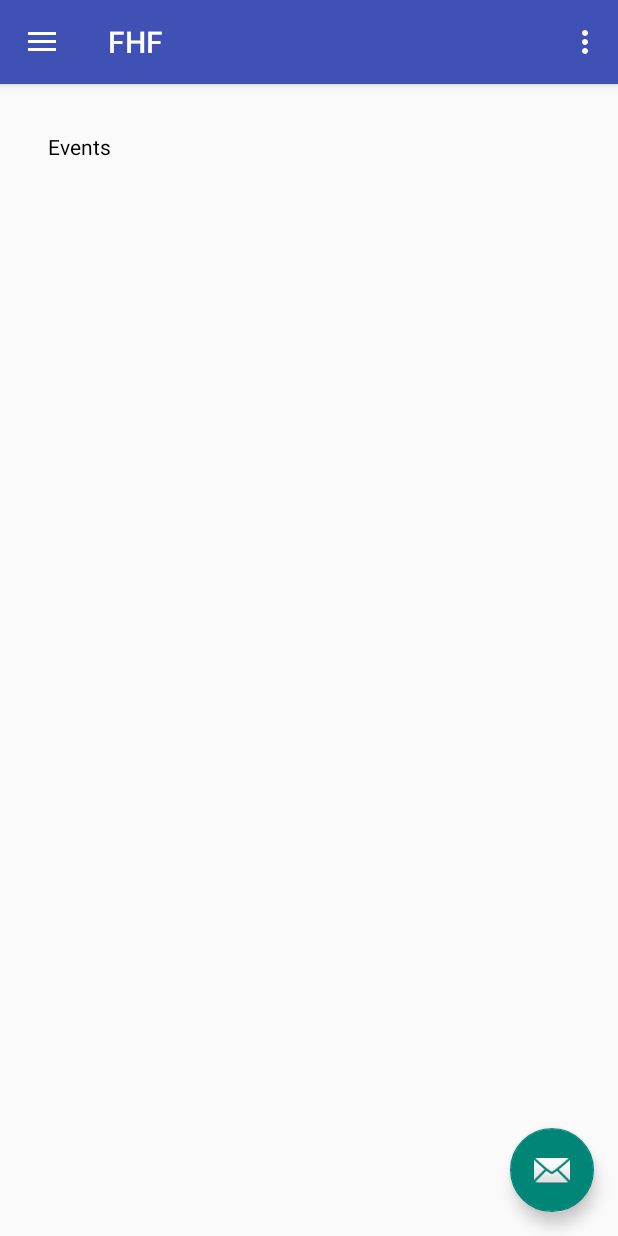
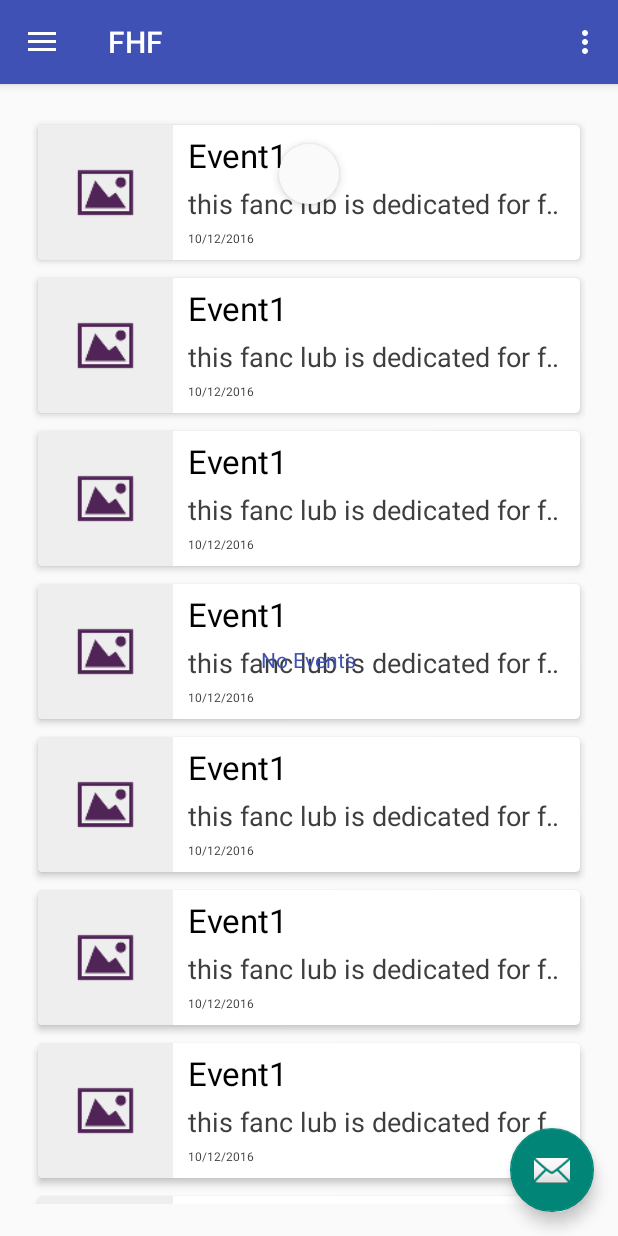
Before and after one commit to kbabulrao/FHF, an Android app: the fragment EventsFragment placed in its activity, on a phone screen of 412 x 824 dp. Run offline under Robolectric (Android 15) with nearby library versions, the phone set to English and light mode, and no system bars; our stand-ins replace Volley.

Commit message:
added events screen changes.

```diff
--- a/app/build.gradle
+++ b/app/build.gradle
@@ -34,4 +34,9 @@ dependencies {
     compile 'com.google.android.gms:play-services:8.3.0'
     compile 'com.squareup.picasso:picasso:2.5.2'
     compile 'de.hdodenhof:circleimageview:1.3.0'
+
+    compile 'com.android.support:appcompat-v7:25.1.0'
+    compile 'com.android.support:design:25.1.0'
+    compile 'com.android.support:recyclerview-v7:25.1.0'
+    compile 'com.android.support:cardview-v7:25.1.0'
 }
--- a/app/src/main/java/com/fhf/activities/SignInActivity.java
+++ b/app/src/main/java/com/fhf/activities/SignInActivity.java
@@ -84,6 +84,7 @@ public class SignInActivity extends BaseActivity implements CommunicationListene
         @Override
         public void onReceive(Context context, Intent intent) {
             unRegisterSignInServiceResultReceiver();
+            if (!isFinishing()) {
                 if (progressDlg != null && progressDlg.isShowing()) {
                     progressDlg.dismiss();
                 }
@@ -97,6 +98,7 @@ public class SignInActivity extends BaseActivity implements CommunicationListene
                     VolleyError volleyError = new VolleyError(intent.getStringExtra(AppConstants.ERROR_TEXT));
                     Utils.showSnackBarWithoutAction(SignInActivity.this, toolbar, volleyError);
 //                Toast.makeText(SignInActivity.this, intent.getStringExtra(AppConstants.ERROR_TEXT), Toast.LENGTH_SHORT).show();
+                }
             }
         }
     }
--- /dev/null
+++ b/app/src/main/java/com/fhf/adapters/EventsAdapter.java
@@ -0,0 +1,79 @@
+package com.fhf.adapters;
+
+import android.content.Context;
+import android.support.v7.widget.RecyclerView;
+import android.view.LayoutInflater;
+import android.view.View;
+import android.view.ViewGroup;
+
+import com.fhf.R;
+import com.fhf.adapters.holders.EventsHolder;
+import com.fhf.adapters.holders.LoadingViewHolder;
+
+import java.util.ArrayList;
+
+/**
+ * Created by santosh on 3/8/2017.
+ */
+
+public class EventsAdapter extends RecyclerView.Adapter<RecyclerView.ViewHolder> {
+    private final int VIEW_TYPE_ITEM = 0;
+    private final int VIEW_TYPE_LOADING = 1;
+    private ArrayList<String> eventsArray;
+    private Context context;
+    boolean isDataOver;
+
+    public EventsAdapter(Context context) {
+        this.context = context;
+    }
+
+    @Override
+    public int getItemViewType(int position) {
+        return VIEW_TYPE_ITEM;
+//        return eventsArray.get(position) == null ? VIEW_TYPE_LOADING : VIEW_TYPE_ITEM;
+    }
+
+    @Override
+    public RecyclerView.ViewHolder onCreateViewHolder(ViewGroup parent, int viewType) {
+        if (viewType == VIEW_TYPE_ITEM) {
+            View view = LayoutInflater.from(context).inflate(R.layout.row_event, parent, false);
+            return new EventsHolder(view);
+        } else if (viewType == VIEW_TYPE_LOADING) {
+            System.out.println("in loading");
+            View view = LayoutInflater.from(context).inflate(R.layout.loadmorelayout, parent, false);
+            return new LoadingViewHolder(view);
+        }
+        return null;
+    }
+
+    public int lastDigit(int number) {
+        return number % 10;
+    }
+
+    @Override
+    public void onBindViewHolder(final RecyclerView.ViewHolder holder, final int position) {
+        if (holder instanceof EventsHolder) {
+
+        } else if (holder instanceof LoadingViewHolder) {
+
+            LoadingViewHolder loadingViewHolder = (LoadingViewHolder) holder;
+            loadingViewHolder.progressBar.setIndeterminate(true);
+            if (isDataOver) {
+                if (getItemCount() > 10) {
+                    loadingViewHolder.LB_msz.setText("No data left");
+                } else {
+                    loadingViewHolder.LB_msz.setText("");
+                }
+                loadingViewHolder.progressBar.setVisibility(View.GONE);
+            } else {
+                loadingViewHolder.progressBar.setVisibility(View.VISIBLE);
+            }
+        }
+    }
+
+    @Override
+    public int getItemCount() {
+        return 10;
+    }
+
+}
--- /dev/null
+++ b/app/src/main/java/com/fhf/adapters/holders/EventsHolder.java
@@ -0,0 +1,32 @@
+package com.fhf.adapters.holders;
+
+import android.support.v7.widget.RecyclerView;
+import android.view.View;
+import android.widget.ImageView;
+import android.widget.TextView;
+
+import com.fhf.R;
+
+/**
+ * Created by santosh on 3/9/2017.
+ */
+
+public class EventsHolder extends RecyclerView.ViewHolder {
+
+    private ImageView ivEvent;
+    private TextView tvEventTitle;
+    private TextView tvEventDate;
+    private TextView tvEventDesc;
+
+    private void findViews(View rootView) {
+        ivEvent = (ImageView) rootView.findViewById(R.id.iv_event);
+        tvEventDate = (TextView) rootView.findViewById(R.id.tv_event_date);
+        tvEventTitle = (TextView) rootView.findViewById(R.id.tv_event_title);
+        tvEventDesc = (TextView) rootView.findViewById(R.id.tv_event_desc);
+    }
+
+    public EventsHolder(View rootView) {
+        super(rootView);
+        findViews(rootView);
+    }
+}
--- a/app/src/main/java/com/fhf/fragments/EventsFragment.java
+++ b/app/src/main/java/com/fhf/fragments/EventsFragment.java
@@ -2,20 +2,31 @@ package com.fhf.fragments;
 
 import android.content.Context;
 import android.os.Bundle;
+import android.support.v4.widget.SwipeRefreshLayout;
+import android.support.v7.widget.LinearLayoutManager;
+import android.support.v7.widget.RecyclerView;
 import android.view.LayoutInflater;
 import android.view.View;
 import android.view.ViewGroup;
 import android.widget.TextView;
 
 import com.fhf.R;
+import com.fhf.adapters.EventsAdapter;
+import com.fhf.utils.Utils;
+
+import java.util.ArrayList;
 
 /**
  * Created by santosh on 2/16/2017.
  */
 
-public class EventsFragment extends BaseFragment {
+public class EventsFragment extends BaseFragment implements SwipeRefreshLayout.OnRefreshListener {
 
-    TextView tvTitle;
+    RecyclerView rvEventsList;
+    SwipeRefreshLayout mSwipeRefresh;
+    TextView tvNoEvents;
+    EventsAdapter eventsAdapter;
+    private ArrayList<String> eventsArray = new ArrayList<>();
 
     @Override
     public void onAttach(Context context) {
@@ -24,15 +35,61 @@ public class EventsFragment extends BaseFragment {
 
     @Override
     public View onCreateView(LayoutInflater inflater, ViewGroup container, Bundle savedInstanceState) {
-        View view = inflater.inflate(R.layout.fragment_home, container, false);
+        View view = inflater.inflate(R.layout.fragment_events, container, false);
 
         findViews(view);
+        updateAdapter();
+
+        mSwipeRefresh.setRefreshing(true);
+
+        rvEventsList.addOnItemTouchListener(
+                new Utils.RecyclerItemClickListener(getActivity(), new Utils.RecyclerItemClickListener.OnItemClickListener() {
+                    @Override
+                    public void onItemClick(View view, int position) {
+                        // do whatever
+                    }
+                })
+        );
         return view;
     }
 
     void findViews(View view) {
-        tvTitle = (TextView) view.findViewById(R.id.tvHome);
-        tvTitle.setText("Events");
+
+        rvEventsList = (RecyclerView) view.findViewById(R.id.rv_events_list);
+        tvNoEvents = (TextView) view.findViewById(R.id.tv_no_events);
+
+        mSwipeRefresh = (SwipeRefreshLayout) view.findViewById(R.id.swipeTopList);
+        mSwipeRefresh.setOnRefreshListener(this);
+        LinearLayoutManager layoutManager = new LinearLayoutManager(getActivity(), LinearLayoutManager.VERTICAL, false);
+
+        rvEventsList.setLayoutManager(layoutManager);
+        rvEventsList.setNestedScrollingEnabled(true);
+
+    }
+
+    void updateAdapter() {
+        if (eventsArray != null) {
+
+            if (eventsArray.size() == 0) {
+                tvNoEvents.setVisibility(View.VISIBLE);
+                tvNoEvents.setText("No Events");
+            } else {
+                tvNoEvents.setVisibility(View.GONE);
+            }
+
+            if (eventsAdapter == null) {
+                eventsAdapter = new EventsAdapter(getActivity());
+                rvEventsList.setAdapter(eventsAdapter);
+            } else {
+                rvEventsList.getRecycledViewPool().clear();
+                eventsAdapter.notifyDataSetChanged();
+
+            }
+
+        } else {
+            tvNoEvents.setVisibility(View.VISIBLE);
+            tvNoEvents.setText("Something went wrong...Please try again");
+        }
     }
 
     @Override
@@ -44,4 +101,9 @@ public class EventsFragment extends BaseFragment {
     public void onPause() {
         super.onPause();
     }
+
+    @Override
+    public void onRefresh() {
+
+    }
 }
--- a/app/src/main/java/com/fhf/utils/Utils.java
+++ b/app/src/main/java/com/fhf/utils/Utils.java
@@ -3,7 +3,10 @@ package com.fhf.utils;
 import android.content.Context;
 import android.support.design.widget.Snackbar;
 import android.support.v4.content.ContextCompat;
+import android.support.v7.widget.RecyclerView;
 import android.util.Log;
+import android.view.GestureDetector;
+import android.view.MotionEvent;
 import android.view.View;
 import android.view.ViewGroup;
 
@@ -87,4 +90,43 @@ public class Utils {
                     .matches();
         }
     }
+
+    public static class RecyclerItemClickListener implements RecyclerView.OnItemTouchListener {
+        private OnItemClickListener mListener;
+
+        public interface OnItemClickListener {
+            void onItemClick(View view, int position);
+        }
+
+        GestureDetector mGestureDetector;
+
+        public RecyclerItemClickListener(Context context, OnItemClickListener listener) {
+            mListener = listener;
+            mGestureDetector = new GestureDetector(context, new GestureDetector.SimpleOnGestureListener() {
+                @Override
+                public boolean onSingleTapUp(MotionEvent e) {
+                    return true;
+                }
+            });
+        }
+
+        @Override
+        public boolean onInterceptTouchEvent(RecyclerView view, MotionEvent e) {
+            View childView = view.findChildViewUnder(e.getX(), e.getY());
+            if (childView != null && mListener != null && mGestureDetector.onTouchEvent(e)) {
+                mListener.onItemClick(childView, view.getChildPosition(childView));
+                return true;
+            }
+            return false;
+        }
+
+        @Override
+        public void onTouchEvent(RecyclerView view, MotionEvent motionEvent) {
+        }
+
+        @Override
+        public void onRequestDisallowInterceptTouchEvent(boolean disallowIntercept) {
+        }
+    }
+
 }
--- a/app/src/main/res/layout/activity_signin.xml
+++ b/app/src/main/res/layout/activity_signin.xml
@@ -34,6 +34,7 @@
                     android:layout_centerInParent="true"
                     android:layout_toLeftOf="@+id/action_serach"
                     android:gravity="center"
+                    android:textColor="@android:color/white"
                     android:singleLine="true"
                     android:textSize="@dimen/action_bar_title" />
 
--- a/app/src/main/res/layout/app_bar_main.xml
+++ b/app/src/main/res/layout/app_bar_main.xml
@@ -14,7 +14,6 @@
             android:id="@+id/toolbar"
             android:layout_width="match_parent"
             android:layout_height="?attr/actionBarSize"
-            android:background="@color/colorPrimary"
             app:popupTheme="@style/AppTheme.PopupOverlay" />
 
     </android.support.design.widget.AppBarLayout>
--- a/app/src/main/res/layout/fragment_contact_us.xml
+++ b/app/src/main/res/layout/fragment_contact_us.xml
@@ -2,6 +2,7 @@
 <LinearLayout xmlns:android="http://schemas.android.com/apk/res/android"
     android:layout_width="match_parent"
     android:layout_height="match_parent"
+    android:background="@color/common_action_bar_splitter"
     android:orientation="vertical"
     android:padding="@dimen/activity_horizontal_margin">
 
--- /dev/null
+++ b/app/src/main/res/layout/fragment_events.xml
@@ -0,0 +1,44 @@
+<?xml version="1.0" encoding="utf-8"?>
+
+<RelativeLayout xmlns:android="http://schemas.android.com/apk/res/android"
+    xmlns:app="http://schemas.android.com/apk/res-auto"
+    android:layout_width="match_parent"
+    android:layout_height="match_parent"
+    app:layout_behavior="@string/appbar_scrolling_view_behavior">
+
+    <android.support.v4.widget.SwipeRefreshLayout xmlns:android="http://schemas.android.com/apk/res/android"
+        android:id="@+id/swipeTopList"
+        android:layout_width="match_parent"
+        android:layout_height="wrap_content">
+
+        <LinearLayout
+            android:layout_width="match_parent"
+            android:layout_height="match_parent"
+            android:orientation="vertical">
+
+            <android.support.v7.widget.RecyclerView
+                android:id="@+id/rv_events_list"
+                android:layout_width="match_parent"
+                android:layout_height="match_parent"
+                android:layout_margin="5dp">
+
+            </android.support.v7.widget.RecyclerView>
+
+        </LinearLayout>
+    </android.support.v4.widget.SwipeRefreshLayout>
+
+
+    <TextView
+        android:id="@+id/tv_no_events"
+        style="@style/TextViewStyle"
+        android:layout_width="wrap_content"
+        android:layout_height="wrap_content"
+        android:layout_centerHorizontal="true"
+        android:layout_centerInParent="true"
+        android:layout_gravity="center"
+        android:gravity="center"
+        android:textAppearance="?android:attr/textAppearanceSmall"
+        android:textColor="@color/colorPrimary"
+        android:visibility="gone" />
+
+</RelativeLayout>
--- /dev/null
+++ b/app/src/main/res/layout/row_event.xml
@@ -0,0 +1,78 @@
+<?xml version="1.0" encoding="utf-8"?>
+<android.support.v7.widget.CardView xmlns:android="http://schemas.android.com/apk/res/android"
+    xmlns:app="http://schemas.android.com/apk/res-auto"
+    android:layout_width="match_parent"
+    android:layout_height="wrap_content"
+    android:layout_above="@+id/sublayout"
+    android:layout_alignParentTop="true"
+    app:cardCornerRadius="3dp"
+    app:cardElevation="3dp"
+    app:cardUseCompatPadding="true">
+
+    <RelativeLayout
+        android:layout_width="match_parent"
+        android:layout_height="match_parent"
+        android:background="?attr/selectableItemBackground">
+
+        <FrameLayout
+            android:id="@+id/frame1"
+            android:layout_width="90dp"
+            android:layout_height="90dp">
+
+            <ImageView
+                android:id="@+id/iv_event"
+                android:layout_width="match_parent"
+                android:layout_height="match_parent"
+                android:scaleType="fitXY"
+                android:src="@drawable/default_placeholder" />
+
+        </FrameLayout>
+
+        <LinearLayout
+            android:id="@+id/rightlayout"
+            android:layout_width="match_parent"
+            android:layout_height="90dp"
+            android:layout_marginLeft="10dp"
+            android:layout_marginRight="10dp"
+            android:layout_toRightOf="@+id/frame1"
+            android:orientation="vertical"
+            android:paddingTop="5dp">
+
+            <TextView
+                android:id="@+id/tv_event_title"
+                android:layout_width="wrap_content"
+                android:layout_height="wrap_content"
+                android:layout_marginRight="2dp"
+                android:ellipsize="end"
+                android:inputType="textNoSuggestions"
+                android:text="Event1"
+                android:textAppearance="?android:attr/textAppearanceLarge"
+                android:textColor="@android:color/black" />
+
+            <TextView
+                android:id="@+id/tv_event_desc"
+                android:layout_width="wrap_content"
+                android:layout_height="wrap_content"
+                android:layout_marginBottom="5dp"
+                android:layout_marginTop="5dp"
+                android:ellipsize="marquee"
+                android:maxLines="1"
+                android:text="this fanc lub is dedicated for fans of salman khan.salmankahan us very good actor in bollywod"
+                android:textAppearance="?android:attr/textAppearanceMedium"
+                android:textColor="@color/appsecondryTextColor" />
+
+            <TextView
+                android:id="@+id/tv_event_date"
+                android:layout_width="wrap_content"
+                android:layout_height="wrap_content"
+                android:layout_below="@+id/usernamefc"
+                android:maxLines="1"
+                android:text="10/12/2016"
+                android:textAppearance="?android:attr/textAppearanceSmall"
+                android:textColor="@color/appsecondryTextColor"
+                android:textSize="8dp" />
+
+        </LinearLayout>
+
+    </RelativeLayout>
+</android.support.v7.widget.CardView>
--- a/app/src/main/res/values/colors.xml
+++ b/app/src/main/res/values/colors.xml
@@ -4,4 +4,6 @@
     <color name="colorPrimaryDark">#303F9F</color>
     <color name="colorAccent">#FF4081</color>
     <color name="transparent">#00000000</color>
+
+    <color name="appsecondryTextColor">#3e3e3e</color>
 </resources>
--- a/app/src/main/res/values/styles.xml
+++ b/app/src/main/res/values/styles.xml
@@ -7,6 +7,8 @@
         <item name="windowActionModeOverlay">true</item>
         <!-- This disables the black preview screen -->
         <item name="android:windowDisablePreview">true</item>
+        <item name="colorPrimary">@color/colorPrimary</item>
+        <item name="colorPrimaryDark">@color/colorPrimaryDark</item>
     </style>
 
     <style name="AppTheme.AppBarOverlay" parent="ThemeOverlay.AppCompat.Dark.ActionBar" />
@@ -35,4 +37,8 @@
         <item name="android:topBright">@color/transparent</item>
         <item name="android:topDark">@color/transparent</item>
     </style>
+
+    <style name="TextViewStyle" parent="android:Widget.TextView">
+        <item name="android:textColor">@android:color/white</item>
+    </style>
 </resources>
```
Also changed, not shown: app/src/main/java/com/fhf/adapters/holders/LoadingViewHolder.java (added, +25 -0 lines), app/src/main/res/layout/loadmorelayout.xml (added, +34 -0 lines), app/src/main/res/drawable-xxhdpi/default_placeholder.png (added). Lines whose indentation alone changed are shown as unchanged.
